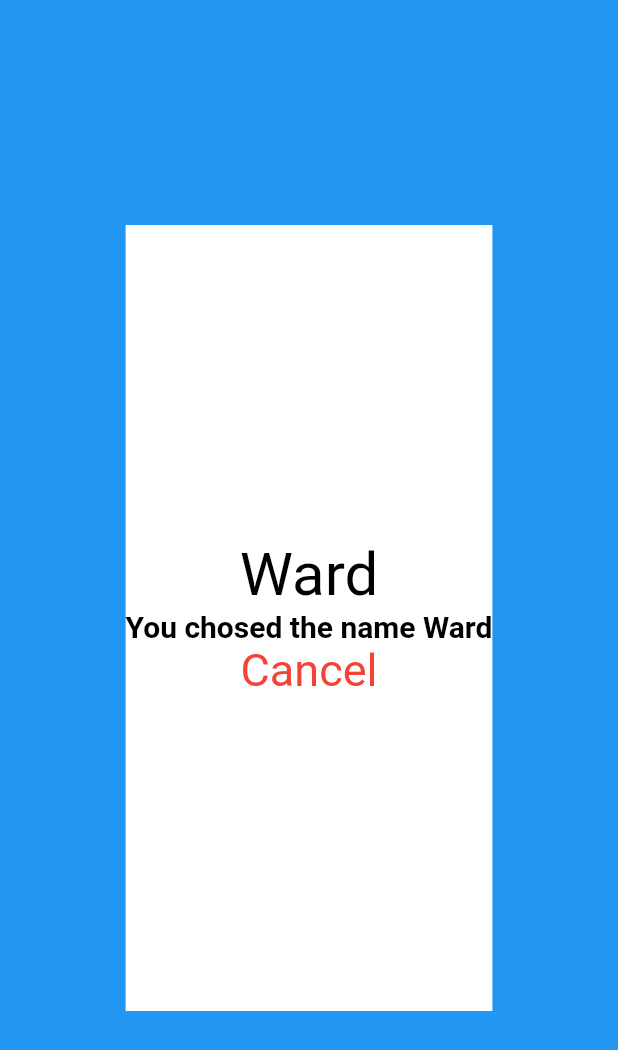
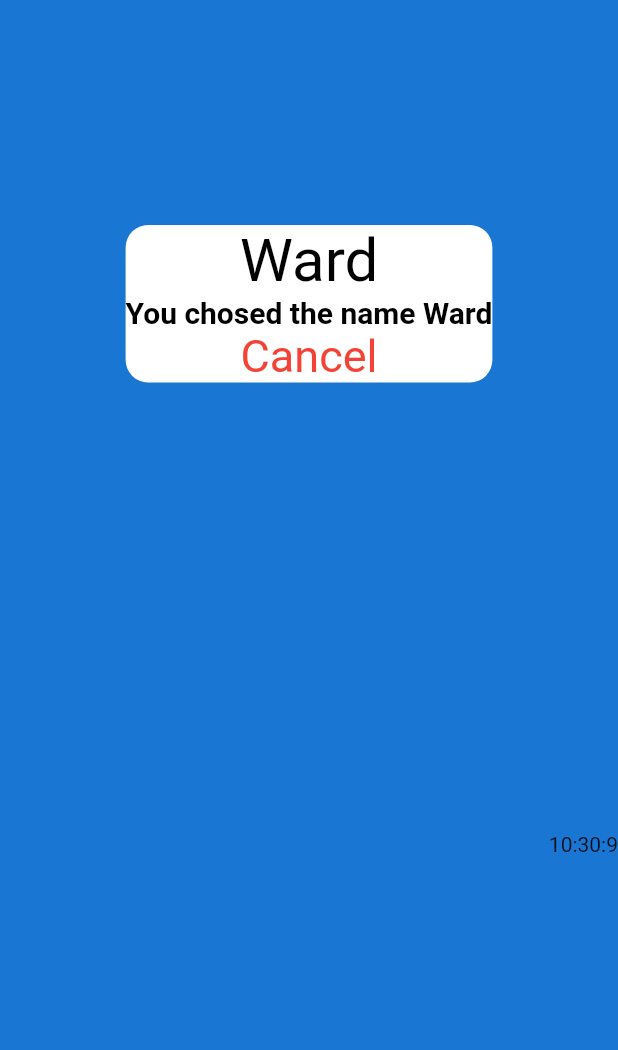
Before and after one commit to WardKhaddour/task_1, a Flutter app: the AlertScreen screen opened directly, on a phone screen of 412 x 824 dp. Shown: the top 1050 px of the screen. Run offline on Flutter 3.47's test engine with Material 2 defaults, Android fonts, the phone set to English and light mode, and no system bars.

Commit message:
editing alert screen

```diff
--- a/lib/alert_screen.dart
+++ b/lib/alert_screen.dart
@@ -1,3 +1,5 @@
+import 'dart:async';
+
 import 'package:flutter/material.dart';
 import 'Button.dart';
 import 'constants.dart';
@@ -5,6 +7,7 @@ import 'constants.dart';
 class AlertScreen extends StatefulWidget {
   final String title;
   final String description;
+
   AlertScreen({@required this.description, @required this.title});
 
   @override
@@ -12,13 +15,27 @@ class AlertScreen extends StatefulWidget {
 }
 
 class _AlertScreenState extends State<AlertScreen> {
+  String colon = ':';
+  String sec, min, hours;
+  int secInt;
+
   @override
+  void initState() {
+    hours = "${DateTime.now().hour} ";
+    min = '${DateTime.now().minute}';
+    sec = '${DateTime.now().second}';
+    secInt = DateTime.now().second;
+    Timer.periodic(Duration(seconds: 1), (Timer t) => getTime());
+    super.initState();
+  }
+
   Widget build(BuildContext context) {
     return Scaffold(
-      backgroundColor: Colors.blue,
-      body: Center(
+      backgroundColor: Colors.blue.shade700,
+      body: Column(
+        children: [
+          Center(
             child: Container(
-          color: Colors.white,
               child: Column(
                   mainAxisAlignment: MainAxisAlignment.center,
                   crossAxisAlignment: CrossAxisAlignment.center,
@@ -39,8 +56,44 @@ class _AlertScreenState extends State<AlertScreen> {
                     ),
                   ]),
               margin: EdgeInsets.fromLTRB(0, 150, 0, 150),
+              decoration: BoxDecoration(
+                borderRadius: BorderRadius.circular(15),
+                color: Colors.white,
               ),
+            ),
+          ),
+          SizedBox(
+            height: 150,
+          ),
+          Row(
+            mainAxisAlignment: MainAxisAlignment.end,
+            children: [
+              Text(
+                hours,
+              ),
+              Text(':'),
+              Text(
+                min,
+              ),
+              Text(colon),
+              Text(
+                sec,
+              ),
+            ],
+          ),
+        ],
       ),
     );
   }
+
+  void getTime() {
+    setState(() {
+      colon = secInt % 2 == 0 ? ':' : ' ';
+
+      hours = '${DateTime.now().hour % 12}';
+      min = '${DateTime.now().minute}';
+      sec = '${DateTime.now().second}';
+      secInt = DateTime.now().second;
+    });
   }
+}
```
Lines whose indentation alone changed are shown as unchanged.
